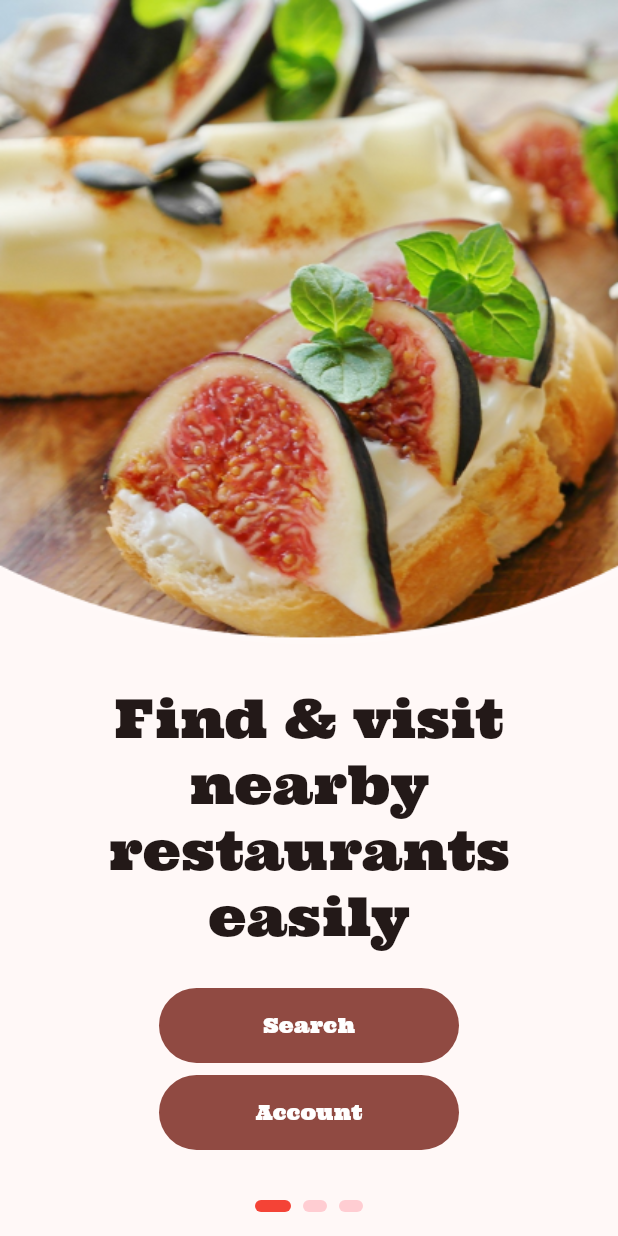
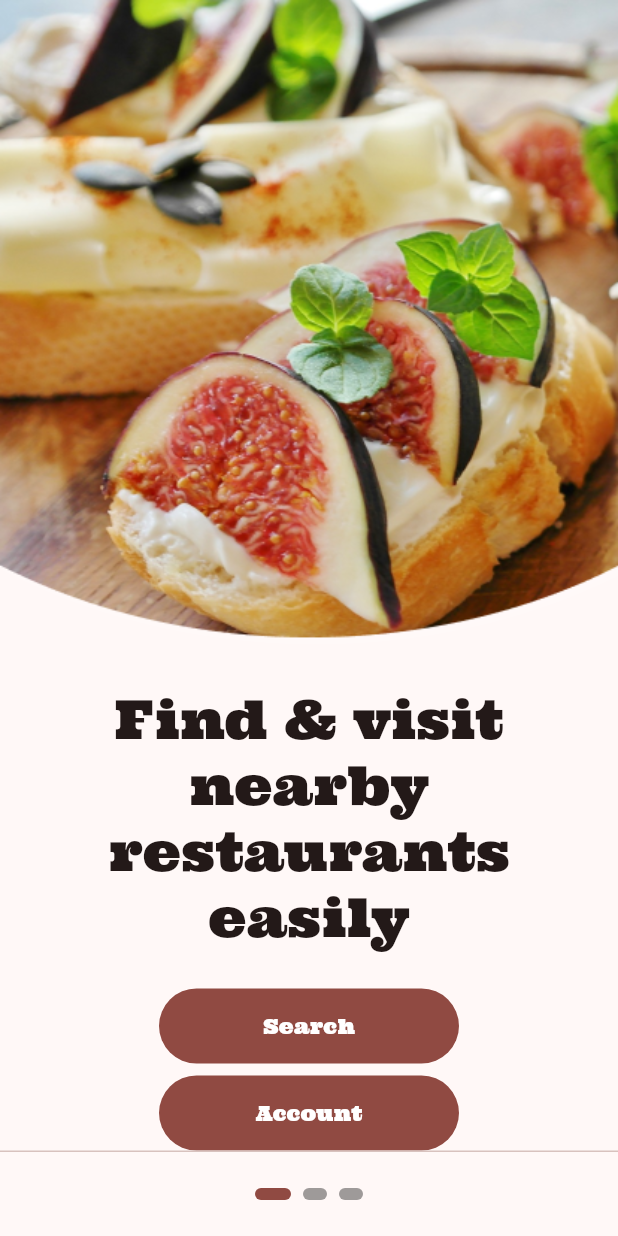
Before and after one commit to siva636/eat, a Flutter app: the screen it shows after launch, on a phone screen of 412 x 824 dp. Run offline on Flutter 3.47's test engine with Material 2 defaults, Android fonts, the phone set to English and light mode, and no system bars; our stand-ins replace firebase_core, go_router; accounts and stored records are empty.

Commit message:
Onboarding UI/UX improvements

```diff
--- a/lib/src/onboarding/onboarding.dart
+++ b/lib/src/onboarding/onboarding.dart
@@ -1,6 +1,7 @@
 import 'package:eat/src/onboarding/onboarding_page_1.dart';
 import 'package:eat/src/onboarding/onboarding_page_2.dart';
 import 'package:eat/src/onboarding/onboarding_page_3.dart';
+import 'package:eat/src/onboarding/page_indicator.dart';
 import 'package:flutter/material.dart';
 
 class Onboarding extends StatefulWidget {
@@ -25,9 +26,9 @@ class _OnboardingState extends State<Onboarding> {
   @override
   Widget build(BuildContext context) {
     onboardingPages = [
-      OnboardingPage1(currentPage),
-      OnboardingPage2(currentPage),
-      OnboardingPage3(currentPage),
+      const OnboardingPage1(),
+      const OnboardingPage2(),
+      const OnboardingPage3(),
     ];
     return Scaffold(
       body: SafeArea(
@@ -41,6 +42,7 @@ class _OnboardingState extends State<Onboarding> {
           ),
         ),
       ),
+      persistentFooterButtons: [PageIndicator(currentPage)],
     );
   }
 }
--- a/lib/src/onboarding/onboarding_page_1.dart
+++ b/lib/src/onboarding/onboarding_page_1.dart
@@ -1,12 +1,9 @@
 import 'package:eat/src/constants.dart';
 import 'package:eat/src/onboarding/onboarding_actions.dart';
-import 'package:eat/src/onboarding/page_indicator.dart';
 import 'package:flutter/material.dart';
 
 class OnboardingPage1 extends StatelessWidget {
-  const OnboardingPage1(this.currentPage, {super.key});
-
-  final int currentPage;
+  const OnboardingPage1({super.key});
 
   @override
   Widget build(BuildContext context) {
@@ -32,7 +29,6 @@ class OnboardingPage1 extends StatelessWidget {
                     ),
                   ),
                   const OnboardingActions(),
-                  PageIndicator(currentPage),
                 ],
               ),
             ),
--- a/lib/src/onboarding/onboarding_page_2.dart
+++ b/lib/src/onboarding/onboarding_page_2.dart
@@ -1,11 +1,9 @@
 import 'package:eat/src/constants.dart';
 import 'package:eat/src/onboarding/onboarding_actions.dart';
-import 'package:eat/src/onboarding/page_indicator.dart';
 import 'package:flutter/material.dart';
 
 class OnboardingPage2 extends StatelessWidget {
-  const OnboardingPage2(this.currentPage, {super.key});
-  final int currentPage;
+  const OnboardingPage2({super.key});
 
   @override
   Widget build(BuildContext context) {
@@ -31,7 +29,6 @@ class OnboardingPage2 extends StatelessWidget {
                     ),
                   ),
                   const OnboardingActions(),
-                  PageIndicator(currentPage),
                 ],
               ),
             ),
--- a/lib/src/onboarding/onboarding_page_3.dart
+++ b/lib/src/onboarding/onboarding_page_3.dart
@@ -1,11 +1,9 @@
 import 'package:eat/src/constants.dart';
 import 'package:eat/src/onboarding/onboarding_actions.dart';
-import 'package:eat/src/onboarding/page_indicator.dart';
 import 'package:flutter/material.dart';
 
 class OnboardingPage3 extends StatelessWidget {
-  const OnboardingPage3(this.currentPage, {super.key});
-  final int currentPage;
+  const OnboardingPage3({super.key});
 
   @override
   Widget build(BuildContext context) {
@@ -31,7 +29,6 @@ class OnboardingPage3 extends StatelessWidget {
                     ),
                   ),
                   const OnboardingActions(),
-                  PageIndicator(currentPage),
                 ],
               ),
             ),
--- a/lib/src/onboarding/page_indicator.dart
+++ b/lib/src/onboarding/page_indicator.dart
@@ -21,7 +21,9 @@ class PageIndicator extends StatelessWidget {
           height: 8,
           decoration: ShapeDecoration(
             shape: const StadiumBorder(),
-            color: currentPage == i ? Colors.red : Colors.red.shade100,
+            color: currentPage == i
+                ? Theme.of(context).primaryColor
+                : Theme.of(context).disabledColor,
           ),
         ),
       );
```
